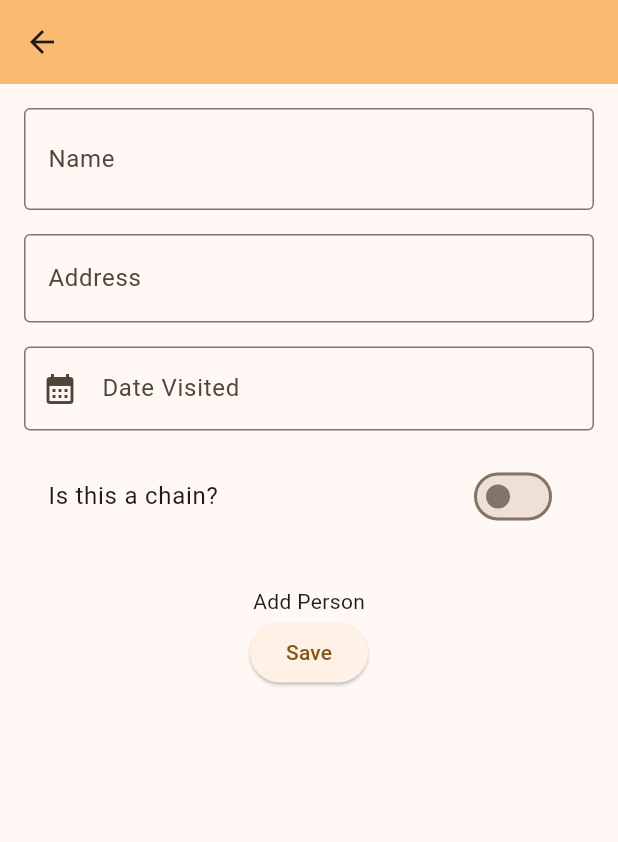
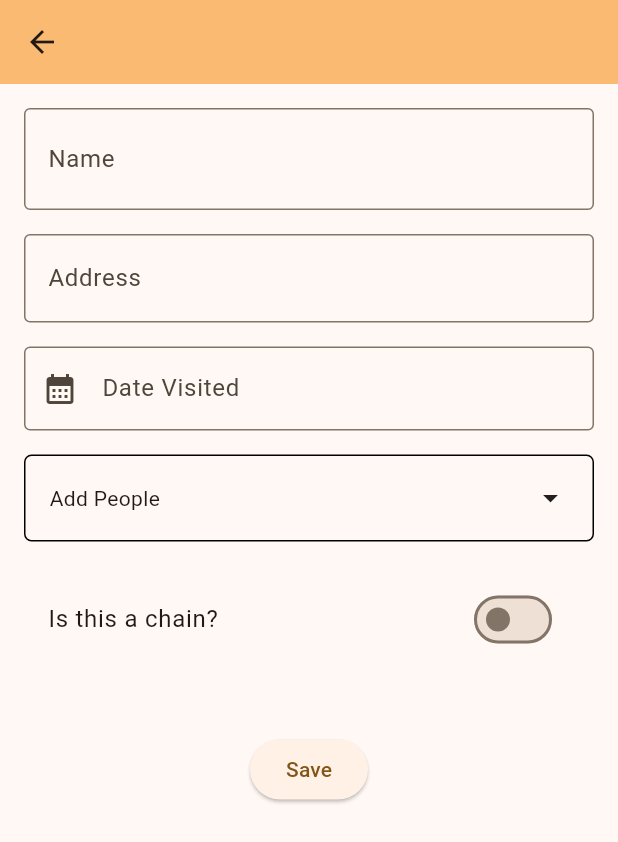
Before and after one commit to TheDurian/food-group-app, a Flutter app: the screen it shows after launch, after a tap on the "add" icon, on a phone screen of 412 x 824 dp. Shown: the top 842 px of the screen. Run offline on Flutter 3.47's test engine with Material 3 defaults, Android fonts, the phone set to English and light mode, and no system bars; our stand-ins replace sqflite; accounts and stored records are empty.

Commit message:
adding add person functionality with mock saving

```diff
--- a/lib/src/models/person.dart
+++ b/lib/src/models/person.dart
@@ -45,4 +45,13 @@ class Person {
         firstName: json[PersonFields.firstName] as String,
         lastName: json[PersonFields.lastName] as String?,
       );
+
+  /// Generates the full name of a person.
+  String fullName() => "$firstName $lastName";
+
+  @override
+  bool operator ==(Object other) => other is Person && other.id == id;
+
+  @override
+  int get hashCode => id ?? 0;
 }
--- a/lib/src/screens/restaurant/edit_restaurant_screen.dart
+++ b/lib/src/screens/restaurant/edit_restaurant_screen.dart
@@ -7,6 +7,7 @@ Next button that goes to Ratings
 */
 
 import 'package:flutter/material.dart';
+import 'package:food_group_app/src/models/person.dart';
 import 'package:food_group_app/src/models/restaurant.dart';
 import 'package:food_group_app/src/services/database.dart';
 import 'package:food_group_app/src/widgets/restaurant_form_widget.dart';
@@ -15,9 +16,9 @@ class AddEditRestaurantScreen extends StatefulWidget {
   final Restaurant? restaurant;
 
   const AddEditRestaurantScreen({
-    Key? key,
+    super.key,
     this.restaurant,
-  }) : super(key: key);
+  });
 
   @override
   State<AddEditRestaurantScreen> createState() =>
@@ -30,6 +31,8 @@ class _AddEditRestaurantScreenState extends State<AddEditRestaurantScreen> {
   late bool isChain;
   late String address;
   late DateTime dateVisited;
+  List<Person> selectedPeople = [];
+  bool isLoading = false;
 
   @override
   void initState() {
@@ -39,6 +42,17 @@ class _AddEditRestaurantScreenState extends State<AddEditRestaurantScreen> {
     isChain = widget.restaurant?.isChain ?? false;
     address = widget.restaurant?.address ?? '';
     dateVisited = widget.restaurant?.dateVisited ?? DateTime(1900);
+    retrieveSelectedPeople();
+  }
+
+  void retrieveSelectedPeople() async {
+    setState(() => isLoading = true);
+    // TODO change this to instead only grab people related to restaurant.
+    // For now / testing, its fine that all people will be returned. it will
+    // just look like all people were involved with this restaurant each time
+    // you open the page.
+    selectedPeople = await DatabaseService.instance.readAllPersons();
+    setState(() => isLoading = false);
   }
 
   @override
@@ -55,11 +69,14 @@ class _AddEditRestaurantScreenState extends State<AddEditRestaurantScreen> {
           isChain: isChain,
           address: address,
           dateVisited: dateVisited,
+          selectedPeople: selectedPeople,
           onChangedName: (name) => setState(() => this.name = name),
           onChangedChain: (isChain) => setState(() => this.isChain = isChain),
           onChangedAddress: (address) => setState(() => this.address = address),
           onChangedDateVisited: (dateVisited) =>
               setState(() => this.dateVisited = dateVisited),
+          onChangedSelectedPeople: (selectedPeople) =>
+              setState(() => this.selectedPeople = selectedPeople),
           onSubmit: _addOrUpdateRestaurant,
         ),
       ),
@@ -82,7 +99,7 @@ class _AddEditRestaurantScreenState extends State<AddEditRestaurantScreen> {
   }
 
   /// Updates the current restaurant in the database.
-  Future updateRestaurant() async {
+  Future<void> updateRestaurant() async {
     final restaurant = widget.restaurant!.copy(
       name: name,
       isChain: isChain,
@@ -93,7 +110,7 @@ class _AddEditRestaurantScreenState extends State<AddEditRestaurantScreen> {
   }
 
   /// Adds a new restaurant to database.
-  Future addRestaurant() async {
+  Future<void> addRestaurant() async {
     final restaurant = Restaurant(
       name: name,
       isChain: isChain,
--- a/lib/src/screens/restaurant/restaurants_screen.dart
+++ b/lib/src/screens/restaurant/restaurants_screen.dart
@@ -4,6 +4,7 @@ V2:
 */
 
 import 'package:flutter/material.dart';
+import 'package:food_group_app/src/models/person.dart';
 import 'package:food_group_app/src/models/restaurant.dart';
 import 'package:food_group_app/src/screens/restaurant/edit_restaurant_screen.dart';
 import 'package:food_group_app/src/services/database.dart';
@@ -48,7 +49,21 @@ class _RestaurantScreenState extends State<RestaurantScreen> {
       ),
       body: isLoading
           ? const Center(child: CircularProgressIndicator())
-          : buildTileList(),
+          : Column(
+              children: [
+                Expanded(child: buildTileList()),
+                ElevatedButton(
+                  onPressed: () async {
+                    List<Person> people =
+                        await DatabaseService.instance.readAllPersons();
+                    for (var e in people) {
+                      DatabaseService.instance.deletePerson(e.id!);
+                    }
+                  },
+                  child: const Text("Temporary Button - Clear all Persons"),
+                ),
+              ],
+            ),
       floatingActionButton: FloatingActionButton(
         onPressed: () => onAddEditClick(),
         child: const Icon(Icons.add),
--- a/lib/src/services/database.dart
+++ b/lib/src/services/database.dart
@@ -17,6 +17,7 @@ class DatabaseService {
     return _database!;
   }
 
+  /// Initializes database instance.
   Future<Database> _initDB(String filePath) async {
     final dbPath = await getDatabasesPath();
     final path = join(dbPath, filePath);
@@ -28,6 +29,7 @@ class DatabaseService {
     );
   }
 
+  /// Creates all tables that will be used.
   Future<void> _createDB(Database db, int version) async {
     const idType = 'INTEGER PRIMARY KEY AUTOINCREMENT';
     const textType = 'TEXT NOT NULL';
@@ -52,40 +54,26 @@ class DatabaseService {
         ${PersonFields.lastName} $textTypeNull
       )
     ''');
-
-    // Temporary additions for testing
-    await db.insert(
-        tablePersons,
-        Person(
-          firstName: "Louie",
-          lastName: "Simbajon",
-        ).toJson());
-    await db.insert(
-        tablePersons,
-        Person(
-          firstName: "Darian",
-          lastName: "Puka",
-        ).toJson());
-    await db.insert(
-        tablePersons,
-        Person(
-          firstName: "Ross",
-          lastName: "Campbell",
-        ).toJson());
   }
 
+  /// Closes the database connection.
   Future<void> close() async {
     final db = await instance.database;
     db.close();
   }
 
-  /* RESTAURANTS */
+  /*************
+  * RESTAURANT *
+  *************/
+
+  /// Creates a restaurant in the database.
   Future<Restaurant> createRestaurant(Restaurant restaurant) async {
     final db = await instance.database;
     final id = await db.insert(tableRestaurants, restaurant.toJson());
     return restaurant.copy(id: id);
   }
 
+  /// Finds a restaurant given an id.
   Future<Restaurant> readRestaurant(int id) async {
     final db = await instance.database;
     final maps = await db.query(
@@ -102,12 +90,14 @@ class DatabaseService {
     }
   }
 
+  /// Retrieves all restaurants from the database.
   Future<List<Restaurant>> readAllRestaurants() async {
     final db = await instance.database;
     final restaurants = await db.query(tableRestaurants);
     return restaurants.map((json) => Restaurant.fromJson(json)).toList();
   }
 
+  /// Updates a restaurant in the database with a given record.
   Future<int> updateRestaurant(Restaurant restaurant) async {
     final db = await instance.database;
     return db.update(
@@ -118,6 +108,7 @@ class DatabaseService {
     );
   }
 
+  /// Deletes a restaurant in the database given an id.
   Future<int> deleteRestaurant(int id) async {
     final db = await instance.database;
     return await db.delete(
@@ -127,13 +118,23 @@ class DatabaseService {
     );
   }
 
-  /* PERSONS */
+  /*********
+  * PERSON *
+  *********/
+
+  /// Creates a person in the database if the person does not already exist.
+  ///
+  /// The id of an existing Person will be returned if the firstName
+  /// and lastName matches to an already created person. This is to
+  /// avoid creating duplicate people. If the first/last name is not found,
+  /// a new Person will be created.
   Future<Person> createPerson(Person person) async {
     final db = await instance.database;
     final id = await db.insert(tablePersons, person.toJson());
     return person.copy(id: id);
   }
 
+  /// Finds a person given an id.
   Future<Person> readPerson(int id) async {
     final db = await instance.database;
     final maps = await db.query(
@@ -150,22 +151,26 @@ class DatabaseService {
     }
   }
 
+  /// Retrieves all people from the database.
   Future<List<Person>> readAllPersons() async {
     final db = await instance.database;
     final persons = await db.query(tablePersons);
     return persons.map((json) => Person.fromJson(json)).toList();
   }
 
-  Future<int> updatePerson(Person person) async {
+  /// Updates a person in the database with a given record.
+  Future<Person> updatePerson(Person person) async {
     final db = await instance.database;
-    return db.update(
+    await db.update(
       tablePersons,
       person.toJson(),
       where: '${PersonFields.id} = ?',
       whereArgs: [person.id],
     );
+    return person;
   }
 
+  /// Deletes a person in the database given an id.
   Future<int> deletePerson(int id) async {
     final db = await instance.database;
     return await db.delete(
--- a/lib/src/widgets/restaurant_form_widget.dart
+++ b/lib/src/widgets/restaurant_form_widget.dart
@@ -1,29 +1,35 @@
 import 'package:flutter/material.dart';
+import 'package:food_group_app/src/models/person.dart';
 import 'package:food_group_app/src/screens/person/edit_person_screen.dart';
+import 'package:food_group_app/src/widgets/person_multi_select_dialog_widget.dart';
 
 class RestaurantFormWidget extends StatefulWidget {
   final String? name;
   final bool? isChain;
   final String? address;
   final DateTime? dateVisited;
+  final List<Person> selectedPeople;
   final ValueChanged<String> onChangedName;
   final ValueChanged<bool> onChangedChain;
   final ValueChanged<String> onChangedAddress;
   final ValueChanged<DateTime> onChangedDateVisited;
+  final ValueChanged<List<Person>> onChangedSelectedPeople;
   final VoidCallback onSubmit;
 
   const RestaurantFormWidget({
-    Key? key,
+    super.key,
     this.name = '',
     this.isChain = false,
     this.address = '',
     this.dateVisited,
+    required this.selectedPeople,
     required this.onChangedName,
     required this.onChangedChain,
     required this.onChangedAddress,
     required this.onChangedDateVisited,
+    required this.onChangedSelectedPeople,
     required this.onSubmit,
-  }) : super(key: key);
+  });
 
   @override
   _RestaurantFormWidgetState createState() => _RestaurantFormWidgetState();
@@ -61,13 +67,14 @@ class _RestaurantFormWidgetState extends State<RestaurantFormWidget> {
               const SizedBox(height: 16),
               buildDateVisited(context),
               const SizedBox(height: 16),
+              buildMultiSelectPeople(),
+              const SizedBox(height: 16),
               SwitchListTile(
                 title: const Text("Is this a chain?"),
                 value: widget.isChain ?? false,
                 onChanged: widget.onChangedChain,
               ),
-              const SizedBox(height: 32),
-              buildMultiSelectPeople(),
+              const SizedBox(height: 48),
               buildOnSubmit(),
             ],
           ),
@@ -116,7 +123,7 @@ class _RestaurantFormWidgetState extends State<RestaurantFormWidget> {
         controller: _dateController,
         maxLines: 1,
         decoration: InputDecoration(
-          border: OutlineInputBorder(),
+          border: const OutlineInputBorder(),
           hintText: 'Date Visited',
           labelText: 'Date Visited',
           prefixIcon: const Icon(Icons.calendar_month),
@@ -164,17 +171,102 @@ class _RestaurantFormWidgetState extends State<RestaurantFormWidget> {
         child: const Text("Save"),
       );
 
-  /// Builds the multiple person selection field.
-  Widget buildMultiSelectPeople() => Container(
-        child: GestureDetector(
-          child: const Text("Add Person"),
-          onTap: () {
-            Navigator.push(
-              context,
-              MaterialPageRoute<void>(
-                  builder: (context) => const AddEditPersonScreen()),
-            );
-          },
+  /// Builds the input selection for a person list
+  Widget buildSelectPeople() => InkWell(
+        child: Container(
+          decoration: BoxDecoration(
+            border: Border.all(),
+            borderRadius: const BorderRadius.all(
+              Radius.circular(5),
+            ),
+          ),
+          padding: const EdgeInsets.all(16),
+          child: const Row(
+            children: [
+              Expanded(
+                child: Text("Add People"),
+              ),
+              Icon(Icons.arrow_drop_down)
+            ],
+          ),
+        ),
+        onTap: () async {
+          var selectedPeople = await showDialog<List<Person>>(
+            context: context,
+            builder: (BuildContext context) => PersonMultiSelectDialog(
+              selectedPeople: widget.selectedPeople,
+            ),
+          );
+          if (selectedPeople != null) {
+            widget.onChangedSelectedPeople(selectedPeople);
+          }
+        },
+      );
+
+  /// Handles the long press functionality on a person chip.
+  void _handleLongPressOnPersonChip(Person person) async {
+    var newPerson = await Navigator.push(
+      context,
+      MaterialPageRoute<Person>(
+        builder: (context) => AddEditPersonScreen(
+          person: person,
+        ),
+      ),
+    );
+    if (newPerson != null) {
+      // Probably really hacky solution
+      var personToUpdate =
+          widget.selectedPeople.indexWhere((e) => e.id == newPerson.id);
+      var newList = List<Person>.from(widget.selectedPeople);
+      newList[personToUpdate] = newPerson;
+      setState(() {
+        widget.onChangedSelectedPeople(newList);
+      });
+    }
+  }
+
+  /// Handles building the list of chips representing selected people.
+  Widget buildPersonChips() => Align(
+        alignment: Alignment.centerLeft,
+        child: Wrap(
+          spacing: 5,
+          runSpacing: -2,
+          alignment: WrapAlignment.start,
+          children: widget.selectedPeople
+              .map((person) => InkWell(
+                    onLongPress: () => _handleLongPressOnPersonChip(person),
+                    child: Chip(
+                      label: Text(person.fullName()),
+                      avatar: const Icon(Icons.person_2_outlined),
+                      deleteIcon: const Icon(Icons.close),
+                      onDeleted: () {
+                        var selectedPeople = widget.selectedPeople
+                            .where((e) => e != person)
+                            .toList();
+                        setState(() {
+                          widget.onChangedSelectedPeople(selectedPeople);
+                        });
+                      },
+                    ),
+                  ))
+              .toList(),
         ),
       );
+
+  /// Builds the person selection with items.
+  Widget buildMultiSelectPeople() => Column(
+        children: [
+          FormField(
+            builder: (state) {
+              return Column(
+                children: [
+                  buildSelectPeople(),
+                  const SizedBox(height: 8),
+                  buildPersonChips(),
+                ],
+              );
+            },
+          ),
+        ],
+      );
 }
```
Also changed, not shown: lib/src/screens/person/edit_person_screen.dart (+44 -2 lines), lib/src/widgets/person_form_widget.dart (+17 -1 lines), lib/src/widgets/person_multi_select_dialog_widget.dart (added, +110 -0 lines).
